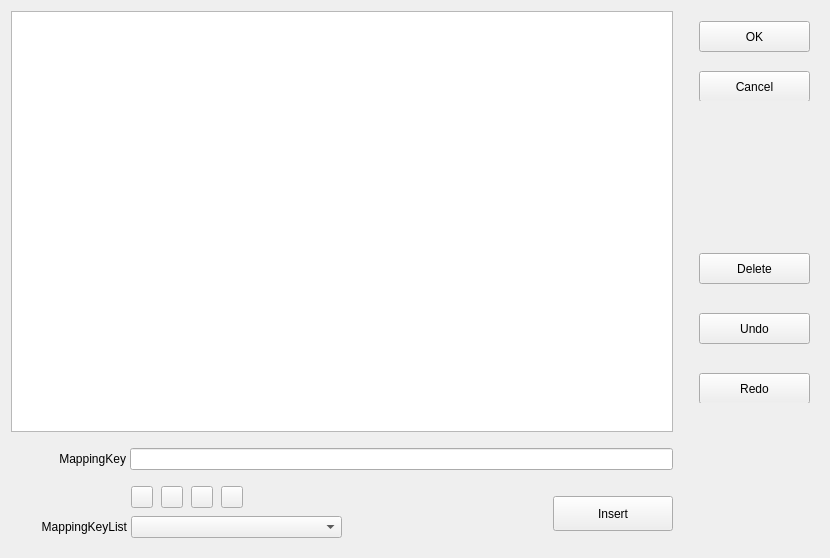
Above: QKeyMapper/qmappingsequenceedit.ui from Zalafina/QKeyMapper before the change. Below: the same form after it.
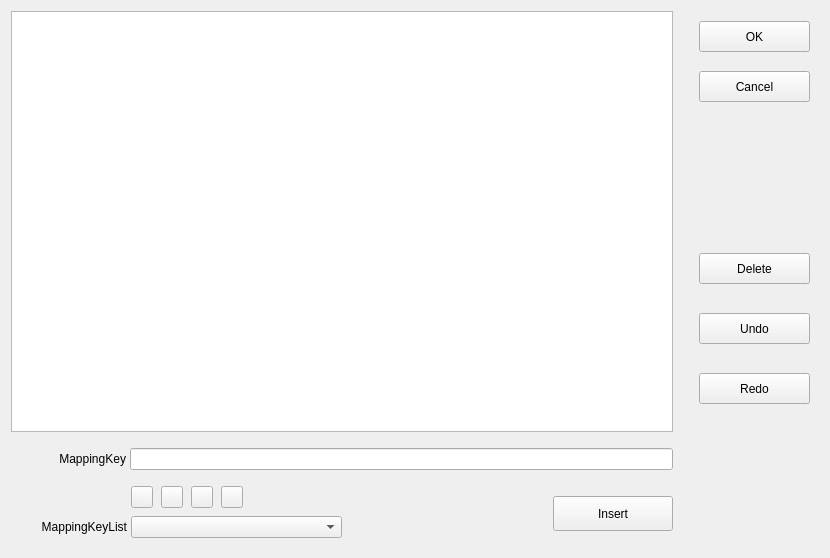
That is the form after the change. Custom widgets are drawn as their Qt base class.

Commit message: Add MappingSequenceEditor - part5.

```diff
--- a/QKeyMapper/qmappingsequenceedit.ui
+++ b/QKeyMapper/qmappingsequenceedit.ui
@@ -36,13 +36,13 @@
        <property name="minimumSize">
         <size>
          <width>130</width>
-         <height>90</height>
+         <height>100</height>
         </size>
        </property>
        <property name="maximumSize">
         <size>
          <width>100</width>
-         <height>90</height>
+         <height>100</height>
         </size>
        </property>
        <widget class="QPushButton" name="cancelButton">
@@ -115,13 +115,13 @@
        <property name="minimumSize">
         <size>
          <width>130</width>
-         <height>150</height>
+         <height>160</height>
         </size>
        </property>
        <property name="maximumSize">
         <size>
          <width>100</width>
-         <height>150</height>
+         <height>160</height>
         </size>
        </property>
        <widget class="QPushButton" name="deleteButton">
@@ -270,13 +270,13 @@
        </property>
        <property name="minimumSize">
         <size>
-         <width>332</width>
+         <width>340</width>
          <height>53</height>
         </size>
        </property>
        <property name="maximumSize">
         <size>
-         <width>332</width>
+         <width>340</width>
          <height>53</height>
         </size>
        </property>
```
The commit also changes 2 other files.
